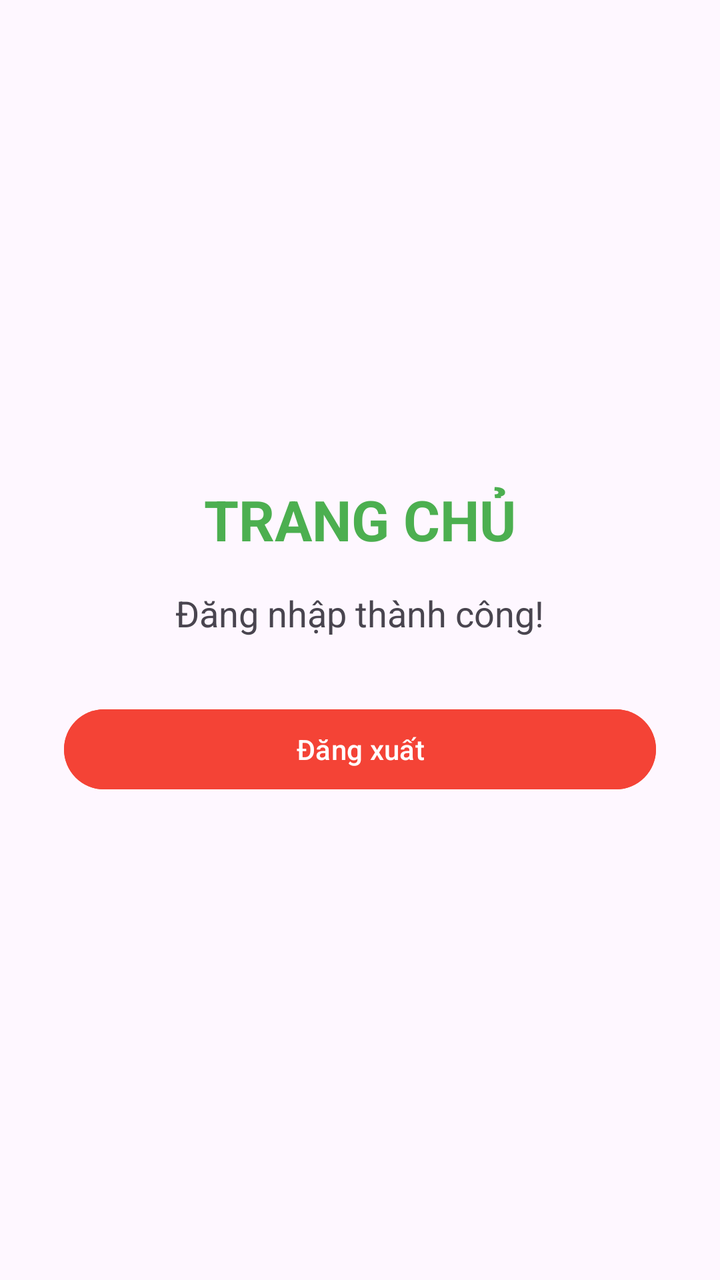
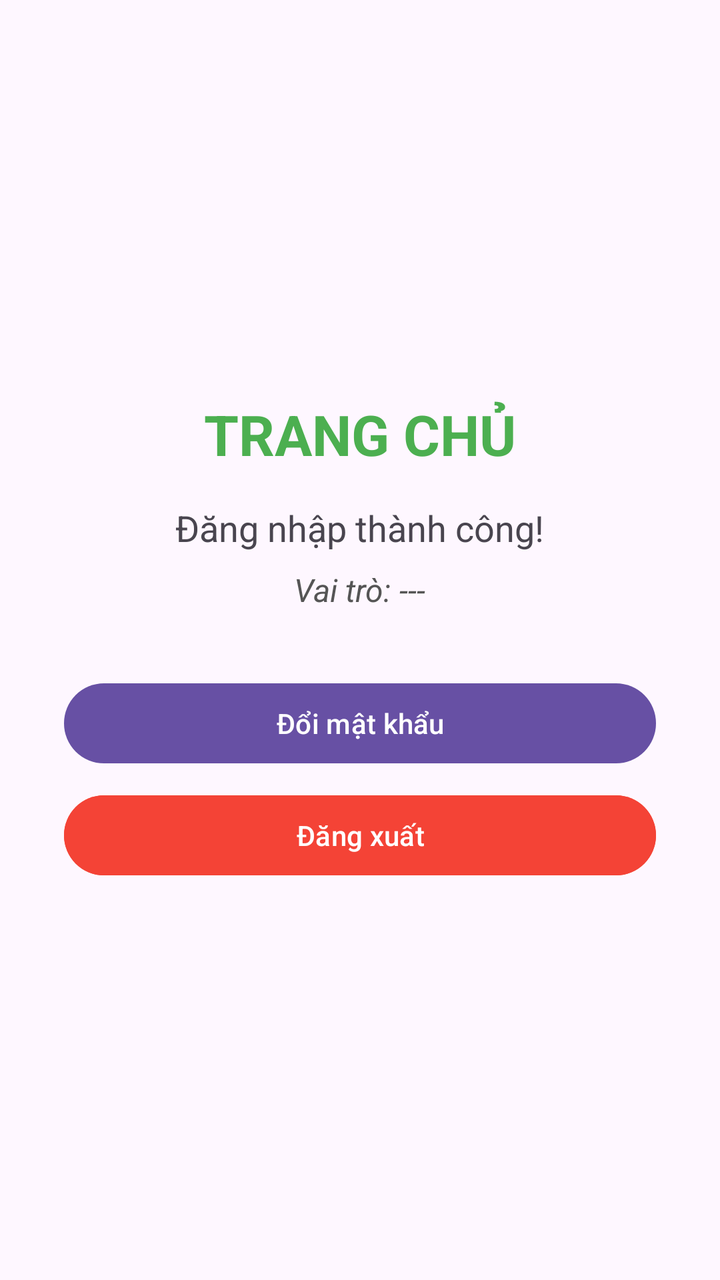

Compare the two renders of this Android layout. The source of the first and the diff that turns it into the second are given below.
<!-- AndroidManifest.xml: application theme Theme.Employeemanagementapp -->
<!-- res/layout/activity_main.xml -->
<?xml version="1.0" encoding="utf-8"?>
<LinearLayout xmlns:android="http://schemas.android.com/apk/res/android"
    android:id="@+id/main"
    android:layout_width="match_parent"
    android:layout_height="match_parent"
    android:orientation="vertical"
    android:gravity="center"
    android:padding="32dp">

    <TextView
        android:layout_width="wrap_content"
        android:layout_height="wrap_content"
        android:text="TRANG CHỦ"
        android:textSize="28sp"
        android:textStyle="bold"
        android:textColor="#4CAF50"
        android:layout_marginBottom="16dp" />

    <TextView
        android:id="@+id/tvWelcome"
        android:layout_width="wrap_content"
        android:layout_height="wrap_content"
        android:text="Đăng nhập thành công!"
        android:textSize="18sp"
        android:layout_marginBottom="32dp" />

    <Button
        android:id="@+id/btnLogout"
        android:layout_width="match_parent"
        android:layout_height="wrap_content"
        android:text="Đăng xuất"
        android:backgroundTint="#F44336" />

</LinearLayout>
<!-- resources referenced by this layout -->
<resources>
  <style name="Theme.Employeemanagementapp" parent="Base.Theme.Employeemanagementapp" />
  <style name="Base.Theme.Employeemanagementapp" parent="Theme.Material3.DayNight.NoActionBar">
          
          
      </style>
</resources>

<!-- the commit's change to res/layout/activity_main.xml (unified diff, before → after) -->
@@ -22,7 +22,24 @@
         android:layout_height="wrap_content"
         android:text="Đăng nhập thành công!"
         android:textSize="18sp"
+        android:layout_marginBottom="8dp" />
+
+    <TextView
+        android:id="@+id/tvRole"
+        android:layout_width="wrap_content"
+        android:layout_height="wrap_content"
+        android:text="Vai trò: ---"
+        android:textSize="16sp"
+        android:textStyle="italic"
+        android:textColor="#555555"
         android:layout_marginBottom="32dp" />
+
+    <Button
+        android:id="@+id/btnChangePassword"
+        android:layout_width="match_parent"
+        android:layout_height="wrap_content"
+        android:text="Đổi mật khẩu"
+        android:layout_marginBottom="8dp" />
 
     <Button
         android:id="@+id/btnLogout"
